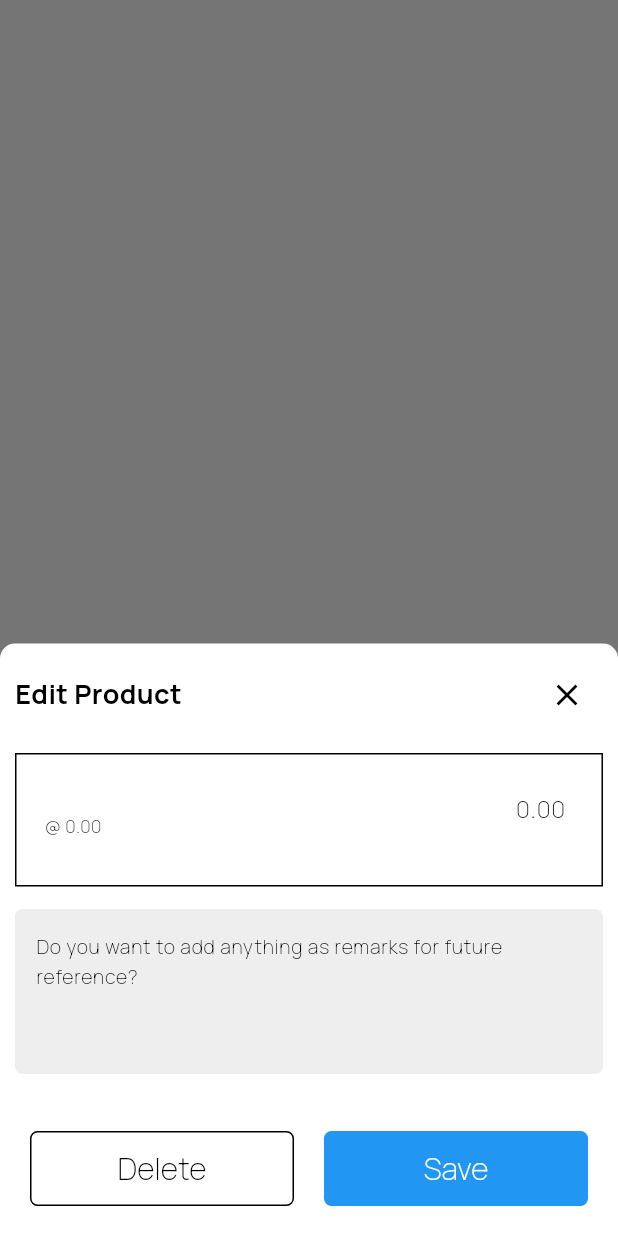
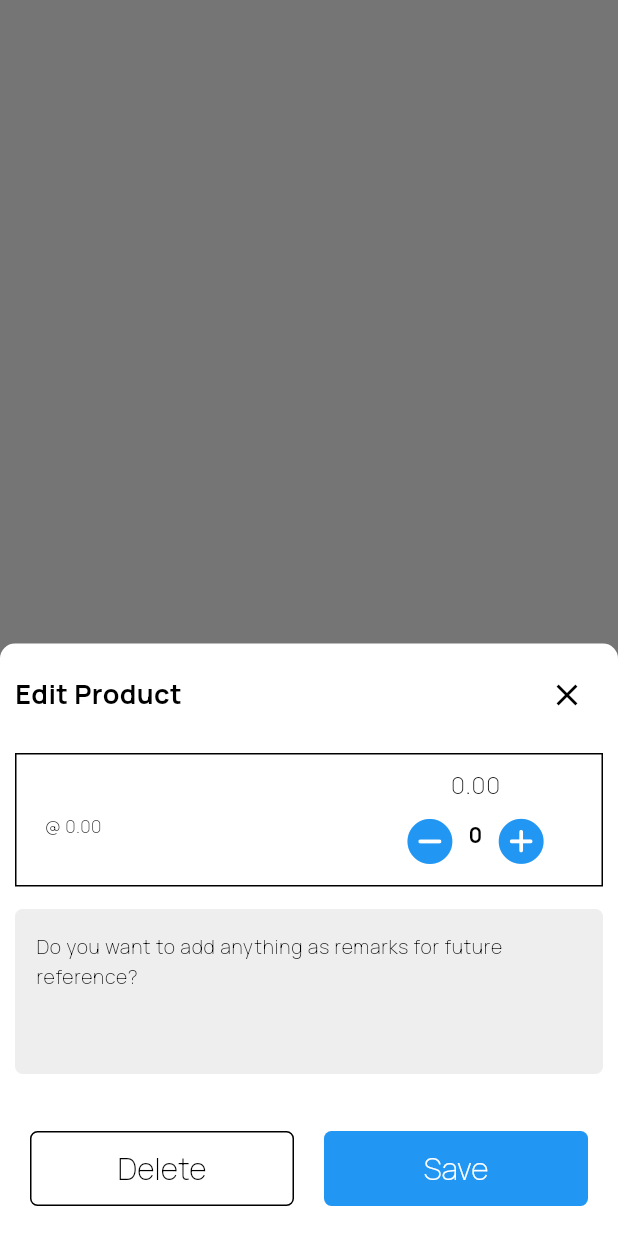
Before and after one commit to NagendraThakur/rastriya_solution_flutter, a Flutter app: what editProductBottomSheet() shows on an empty page, opened directly with empty values, after a tap on "Save", on a phone screen of 412 x 824 dp. Run offline on Flutter 3.47's test engine with Material 3 defaults, Android fonts, the phone set to English and light mode, and no system bars; our stand-ins replace bloc, dio, flutter_bloc, flutter_svg, fluttertoast, google_sign_in and 5 more; accounts and stored records are empty.

Commit message:
update
edit product done

```diff
--- a/lib/pages/pos/cubit/pos_cubit.dart
+++ b/lib/pages/pos/cubit/pos_cubit.dart
@@ -18,6 +18,21 @@ part 'pos_state.dart';
 
 class PosCubit extends Cubit<PosState> {
   PosCubit() : super(PosState.initial());
+
+  void editQuantity({required String review}) {
+    ProductModel product = state.selectedProduct!;
+    List<ProductModel> orderList = state.orderList ?? [];
+
+    int index = orderList.indexWhere((item) => item == product);
+
+    if (index != -1) {
+      orderList[index] = state.selectedProduct!
+          .copyWith(quantity: state.quantity, review: review);
+
+      emit(state.copyWith(orderList: orderList, removeSelectedProduct: true));
+      calculateOrderSummary();
+    }
+  }
 
   void assignQuantity(double quantity) {
     emit(state.copyWith(quantity: quantity));
--- a/lib/pages/pos/portion/order/order_portion.dart
+++ b/lib/pages/pos/portion/order/order_portion.dart
@@ -4,16 +4,14 @@ import 'package:flutter_bloc/flutter_bloc.dart';
 import 'package:rastriya_solution_flutter/constants/config.dart';
 import 'package:rastriya_solution_flutter/model/product_model.dart';
 import 'package:rastriya_solution_flutter/pages/pos/cubit/pos_cubit.dart';
+import 'package:rastriya_solution_flutter/pages/pos/portion/order/portion/bottom_sheet_widget.dart';
 import 'package:rastriya_solution_flutter/pages/pos/portion/order/portion/order_appbar_action_portion.dart';
-import 'package:rastriya_solution_flutter/shared/edge_insect.dart';
-import 'package:rastriya_solution_flutter/shared/spacing.dart';
+import 'package:rastriya_solution_flutter/pages/pos/portion/order/portion/order_widget.dart';
 import 'package:rastriya_solution_flutter/shared/text_style.dart';
 import 'package:rastriya_solution_flutter/widgets/button.dart';
 import 'package:rastriya_solution_flutter/widgets/container.dart';
-import 'package:rastriya_solution_flutter/widgets/textfield.dart';
-import 'package:rastriya_solution_flutter/widgets/two_row_component.dart';
 
-class OrderPortion extends StatelessWidget {
+class OrderPortion extends StatefulWidget {
   final bool enableEditProduct;
   final bool enableEditProductNavigation;
   final bool enbaleButtons;
@@ -37,6 +35,11 @@ class OrderPortion extends StatelessWidget {
   });
 
   @override
+  State<OrderPortion> createState() => _OrderPortionState();
+}
+
+class _OrderPortionState extends State<OrderPortion> {
+  @override
   Widget build(BuildContext context) {
     final width = MediaQuery.of(context).size.width;
 
@@ -48,28 +51,15 @@ class OrderPortion extends StatelessWidget {
             resizeToAvoidBottomInset: false,
             appBar: AppBar(
               title: Text(state.selectedTable?.tableName ?? "Orders"),
-              // title: Column(
-              //   mainAxisSize: MainAxisSize.min,
-              //   crossAxisAlignment: CrossAxisAlignment.start,
-              //   children: [
-              //     Text(state.selectedTable?.tableName ?? "Orders"),
-              //     Text(
-              //       state.loyaltyMember?.memberName ??
-              //           state.customer?.name ??
-              //           "",
-              //       style: kBodyRegularTextStyle,
-              //     ),
-              //   ],
-              // ),
-              leading: leading == true
+              leading: widget.leading == true
                   ? const CupertinoNavigationBarBackButton()
                   : null,
-              automaticallyImplyLeading: leading!,
+              automaticallyImplyLeading: widget.leading!,
               actions: [
-                enbalAppbarActions
+                widget.enbalAppbarActions
                     ? OrderAppBarActions(
-                        enableClear: enableClear!,
-                        enableCancelOrder: enableCancelOrder!,
+                        enableClear: widget.enableClear!,
+                        enableCancelOrder: widget.enableCancelOrder!,
                       )
                     : const SizedBox.shrink()
               ],
@@ -86,11 +76,11 @@ class OrderPortion extends StatelessWidget {
 
                         return InkWell(
                             onTap: () {
-                              if (enableEditProduct) {
+                              if (widget.enableEditProduct) {
                                 BlocProvider.of<PosCubit>(context)
                                     .selectProduct(product: product);
                               }
-                              if (enableEditProductNavigation) {
+                              if (widget.enableEditProductNavigation) {
                                 editProductBottomSheet(
                                     context: context,
                                     product: product,
@@ -104,7 +94,7 @@ class OrderPortion extends StatelessWidget {
                       }),
                     ),
                   ),
-                  enableOrderInfo!
+                  widget.enableOrderInfo!
                       ? Row(
                           mainAxisAlignment: MainAxisAlignment.spaceBetween,
                           children: [
@@ -127,193 +117,30 @@ class OrderPortion extends StatelessWidget {
                 ],
               ),
             ),
-            // bottomNavigationBar: bottomNavigationBar ??
-            //     (enbaleButtons
-            //         ? CustomButton(
-            //             verticalPadding: 5,
-            //             buttonText: "Pay",
-            //             enable: Config.permissionInfo?.documentPostingLevel ==
-            //                     "posting" &&
-            //                 state.orderList != null &&
-            //                 state.orderList!.isNotEmpty,
-            //             onPressed: () {
-            //               // if (state.loyaltyMember != null) {
-            //               //   await BlocProvider.of<PosCubit>(context)
-            //               //       .fetchLoyaltyMemberDiscount();
-            //               //   Navigator.of(context).pop();
-            //               // } else {
-            //               //   BlocProvider.of<PosCubit>(context)
-            //               //       .assignDiscountForOrder();
-            //               // }
-            //               Navigator.of(context).pushNamed("/pay");
-            //             })
-            //         : null),
+            bottomNavigationBar: widget.bottomNavigationBar ??
+                (widget.enbaleButtons
+                    ? CustomButton(
+                        verticalPadding: 5,
+                        buttonText: "Pay",
+                        enable: Config.permissionInfo?.documentPostingLevel ==
+                                "posting" &&
+                            state.orderList != null &&
+                            state.orderList!.isNotEmpty,
+                        onPressed: () {
+                          // if (state.loyaltyMember != null) {
+                          //   await BlocProvider.of<PosCubit>(context)
+                          //       .fetchLoyaltyMemberDiscount();
+                          //   Navigator.of(context).pop();
+                          // } else {
+                          //   BlocProvider.of<PosCubit>(context)
+                          //       .assignDiscountForOrder();
+                          // }
+                          Navigator.of(context).pushNamed("/pay");
+                        })
+                    : null),
           ),
         );
       },
     );
   }
 }
-
-void editProductBottomSheet(
-    {required BuildContext context,
-    required ProductModel product,
-    required double width}) {
-  showModalBottomSheet(
-      context: context,
-      scrollControlDisabledMaxHeightRatio: 0.9,
-      isScrollControlled: true,
-      shape: const RoundedRectangleBorder(
-        // <-- SEE HERE
-        borderRadius: BorderRadius.vertical(
-          top: Radius.circular(10.0),
-        ),
-      ),
-      builder: (BuildContext context) {
-        return Padding(
-          padding: EdgeInsets.only(
-              left: 10,
-              right: 10,
-              bottom: MediaQuery.of(context).viewInsets.bottom),
-          child: Column(
-            mainAxisSize: MainAxisSize.min,
-            children: [
-              verticalSpaceSmall,
-              Row(
-                mainAxisAlignment: MainAxisAlignment.spaceBetween,
-                children: [
-                  Text(
-                    "Edit Product",
-                    style: kHeading3TextStyle,
-                  ),
-                  const CloseButton()
-                ],
-              ),
-              verticalSpaceSmall,
-              orderWidget(
-                  product: product, width: width, showNotePortion: false),
-              const CustomTextField(
-                maxLine: 4,
-                hintText:
-                    "Do you want to add anything as remarks for future reference?",
-              ),
-              verticalSpaceRegular,
-              TwoRowComponent(
-                  firstComponent: CustomButton(
-                      secondaryButton: true,
-                      buttonText: "Delete",
-                      onPressed: () {}),
-                  secondComponent:
-                      CustomButton(buttonText: "Save", onPressed: () {}))
-            ],
-          ),
-        );
-      });
-}
-
-Widget orderWidget(
-    {required ProductModel product,
-    required double width,
-    required bool showNotePortion}) {
-  return Padding(
-    padding: const EdgeInsets.symmetric(vertical: 5),
-    child: Container(
-      decoration: BoxDecoration(border: Border.all()),
-      child: Column(
-        mainAxisSize: MainAxisSize.min,
-        children: [
-          ListTile(
-            title: Text(product.name),
-            subtitle: Text(
-              "${product.batch?.batchName ?? ""} @ ${product.lastUnitPrice!.toStringAsFixed(2)}",
-              style: kBodyRegularTextStyle,
-            ),
-            trailing: Text(
-              (product.quantity! * product.lastUnitPrice!).toStringAsFixed(2),
-              style: kSubtitleRegularTextStyle,
-            ),
-          ),
-          showNotePortion
-              ? Padding(
-                  padding: const EdgeInsets.symmetric(
-                    horizontal: 15,
-                  ),
-                  child: Row(
-                    mainAxisAlignment: MainAxisAlignment.spaceBetween,
-                    children: [
-                      CustomTextField(
-                        enabled: false,
-                        filled: false,
-                        width: width * 0.6,
-                        topPadding: 0,
-                        prefixIcon: const Icon(CupertinoIcons.doc_text),
-                        hintText: "Enter Remarks to Product",
-                      ),
-                      Container(
-                        alignment: Alignment.center,
-                        decoration: BoxDecoration(
-                            color: Colors.blue.shade800,
-                            borderRadius: BorderRadius.circular(5)),
-                        width: 50,
-                        height: 50,
-                        child: Text(
-                          product.quantity!.toStringAsFixed(0),
-                          style:
-                              kHeading3TextStyle.copyWith(color: Colors.white),
-                        ),
-                      )
-                    ],
-                  ),
-                )
-              : const SizedBox.shrink(),
-          const SizedBox(
-            height: 15,
-          )
-        ],
-      ),
-    ),
-  );
-}
-
-// Widget orderWiget(
-//     {required ProductModel product,
-//     required double width,
-//     required BuildContext context}) {
-//   return Padding(
-//     padding: const EdgeInsets.only(bottom: 4, left: 8, right: 8),
-//     child: Container(
-//       child: Row(
-//         children: [
-
-//           Column(
-//             mainAxisSize: MainAxisSize.min,
-//             crossAxisAlignment: CrossAxisAlignment.start,
-//             children: [
-//               SizedBox(
-//                   width:
-//                       MediaQuery.of(context).orientation == Orientation.portrait
-//                           ? width * 0.3
-//                           : width * 0.13,
-//                   child: Text(
-//                     product.name,
-//                     overflow: TextOverflow.ellipsis,
-//                   )),
-//               product.batch?.batchName != null
-//                   ? Text(
-//                       product.batch!.batchName,
-//                       style: kSmallRegularTextStyle,
-//                     )
-//                   : const SizedBox.shrink(),
-//             ],
-//           ),
-//           Text("  x   ${product.quantity!.toStringAsFixed(3)}"),
-//           const Spacer(),
-//           Text(
-//             product.lastUnitPrice!.toStringAsFixed(2),
-//             textAlign: TextAlign.end,
-//           ),
-//         ],
-//       ),
-//     ),
-//   );
-// }
--- /dev/null
+++ b/lib/pages/pos/portion/order/portion/bottom_sheet_widget.dart
@@ -0,0 +1,73 @@
+import 'package:flutter/material.dart';
+import 'package:flutter_bloc/flutter_bloc.dart';
+import 'package:rastriya_solution_flutter/model/product_model.dart';
+import 'package:rastriya_solution_flutter/pages/pos/cubit/pos_cubit.dart';
+import 'package:rastriya_solution_flutter/pages/pos/portion/order/portion/order_widget.dart';
+import 'package:rastriya_solution_flutter/shared/spacing.dart';
+import 'package:rastriya_solution_flutter/shared/text_style.dart';
+import 'package:rastriya_solution_flutter/widgets/button.dart';
+import 'package:rastriya_solution_flutter/widgets/textfield.dart';
+import 'package:rastriya_solution_flutter/widgets/two_row_component.dart';
+
+void editProductBottomSheet(
+    {required BuildContext context,
+    required ProductModel product,
+    required double width}) {
+  showModalBottomSheet(
+      context: context,
+      scrollControlDisabledMaxHeightRatio: 0.9,
+      isScrollControlled: true,
+      shape: const RoundedRectangleBorder(
+        borderRadius: BorderRadius.vertical(
+          top: Radius.circular(10.0),
+        ),
+      ),
+      builder: (BuildContext context) {
+        TextEditingController review =
+            TextEditingController(text: product.review);
+        return Padding(
+          padding: EdgeInsets.only(
+              left: 10,
+              right: 10,
+              bottom: MediaQuery.of(context).viewInsets.bottom),
+          child: Column(
+            mainAxisSize: MainAxisSize.min,
+            children: [
+              verticalSpaceSmall,
+              Row(
+                mainAxisAlignment: MainAxisAlignment.spaceBetween,
+                children: [
+                  Text(
+                    "Edit Product",
+                    style: kHeading3TextStyle,
+                  ),
+                  const CloseButton()
+                ],
+              ),
+              verticalSpaceSmall,
+              orderWidget(
+                  product: product, width: width, showNotePortion: false),
+              CustomTextField(
+                controller: review,
+                maxLine: 4,
+                hintText:
+                    "Do you want to add anything as remarks for future reference?",
+              ),
+              verticalSpaceRegular,
+              TwoRowComponent(
+                  firstComponent: CustomButton(
+                      secondaryButton: true,
+                      buttonText: "Delete",
+                      onPressed: () {}),
+                  secondComponent: CustomButton(
+                      buttonText: "Save",
+                      onPressed: () {
+                        BlocProvider.of<PosCubit>(context)
+                            .editQuantity(review: review.text);
+                        Navigator.of(context).pop();
+                      }))
+            ],
+          ),
+        );
+      });
+}
--- /dev/null
+++ b/lib/pages/pos/portion/order/portion/order_widget.dart
@@ -0,0 +1,122 @@
+import 'package:flutter/cupertino.dart';
+import 'package:flutter/material.dart';
+import 'package:flutter_bloc/flutter_bloc.dart';
+import 'package:rastriya_solution_flutter/model/product_model.dart';
+import 'package:rastriya_solution_flutter/pages/pos/cubit/pos_cubit.dart';
+import 'package:rastriya_solution_flutter/shared/text_style.dart';
+import 'package:rastriya_solution_flutter/widgets/textfield.dart';
+
+Widget orderWidget({
+  required ProductModel product,
+  required double width,
+  required bool showNotePortion,
+}) {
+  return BlocBuilder<PosCubit, PosState>(
+    builder: (context, state) {
+      double quantity = state.quantity;
+
+      return Padding(
+        padding: const EdgeInsets.symmetric(vertical: 5),
+        child: Container(
+          decoration: BoxDecoration(border: Border.all()),
+          child: Column(
+            mainAxisSize: MainAxisSize.min,
+            children: [
+              ListTile(
+                title: Text(product.name),
+                subtitle: Text(
+                  "${product.batch?.batchName ?? ""} @ ${product.lastUnitPrice!.toStringAsFixed(2)}",
+                  style: kBodyRegularTextStyle,
+                ),
+                trailing: Column(
+                  mainAxisSize: MainAxisSize.min,
+                  children: [
+                    Text(
+                      (quantity * product.lastUnitPrice!).toStringAsFixed(2),
+                      style: kSubtitleRegularTextStyle,
+                    ),
+                    if (!showNotePortion)
+                      Container(
+                        alignment: Alignment.center,
+                        width: 120,
+                        height: 32,
+                        child: Row(
+                          mainAxisSize: MainAxisSize.min,
+                          mainAxisAlignment: MainAxisAlignment.spaceBetween,
+                          crossAxisAlignment: CrossAxisAlignment.end,
+                          children: [
+                            IconButton(
+                                onPressed: () {
+                                  if (quantity > 1) {
+                                    BlocProvider.of<PosCubit>(context)
+                                        .assignQuantity(state.quantity - 1);
+                                  }
+                                },
+                                icon: const Icon(
+                                  CupertinoIcons.minus_circle_fill,
+                                  size: 35,
+                                  color: Colors.blue,
+                                )),
+                            Text(quantity.toStringAsFixed(0),
+                                style: kBodyRegularTextStyle1),
+                            IconButton(
+                                onPressed: () {
+                                  BlocProvider.of<PosCubit>(context)
+                                      .assignQuantity(state.quantity + 1);
+                                },
+                                icon: const Icon(
+                                  CupertinoIcons.add_circled_solid,
+                                  size: 35,
+                                  color: Colors.blue,
+                                )),
+                          ],
+                        ),
+                      )
+                  ],
+                ),
+              ),
+              showNotePortion
+                  ? Padding(
+                      padding: const EdgeInsets.symmetric(
+                        horizontal: 15,
+                      ),
+                      child: Row(
+                        mainAxisAlignment: MainAxisAlignment.spaceBetween,
+                        children: [
+                          CustomTextField(
+                            enabled: false,
+                            filled: false,
+                            width: width * 0.6,
+                            topPadding: 0,
+                            prefixIcon: const Icon(CupertinoIcons.doc_text),
+                            hintText: "Enter Remarks to Product",
+                            controller:
+                                TextEditingController(text: product.review),
+                          ),
+                          Container(
+                            alignment: Alignment.center,
+                            decoration: BoxDecoration(
+                                color: Colors.blue.shade800,
+                                borderRadius: BorderRadius.circular(5)),
+                            width: 50,
+                            height: 50,
+                            child: Text(
+                              product.quantity!.toStringAsFixed(0),
+                              style: kHeading3TextStyle.copyWith(
+                                  color: Colors.white),
+                            ),
+                          )
+                        ],
+                      ),
+                    )
+                  : const SizedBox.shrink(),
+              const SizedBox(
+                height: 15,
+              )
+            ],
+          ),
+        ),
+      );
+    },
+  );
+}
```
